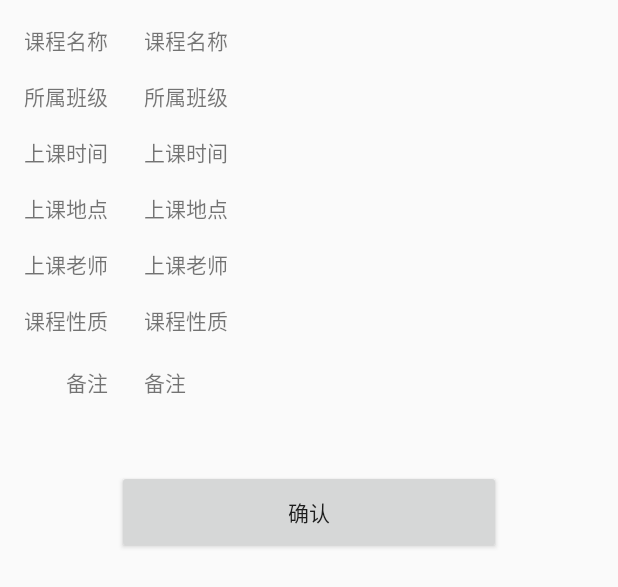
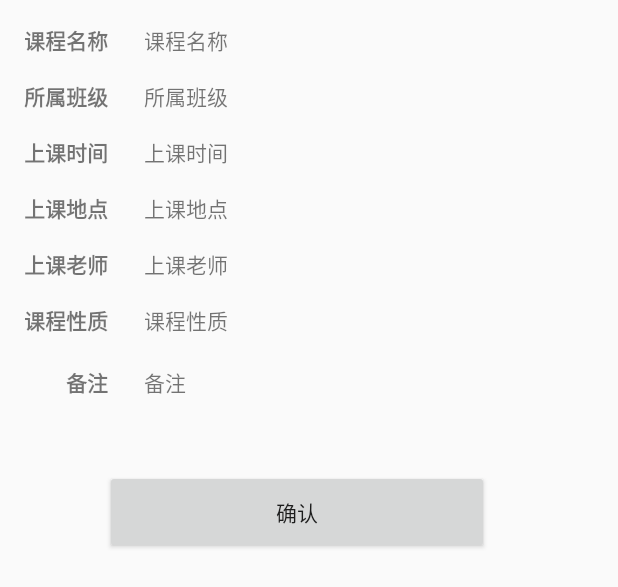
Before and after one commit to HsOjo/OjoCourseAndroid, an Android app: the layout dialog_course.xml on its own in the app's theme, with its tools: preview values and no code run, on a phone screen of 412 x 824 dp. Shown: the top 587 px of the screen. Run offline under Robolectric (Android 15) with nearby library versions, the phone set to English and light mode, and no system bars.

Commit message:
Optimize UI.

```diff
--- a/app/src/main/java/com/hsojo/ojocourse/SplashActivity.java
+++ b/app/src/main/java/com/hsojo/ojocourse/SplashActivity.java
@@ -19,7 +19,7 @@ public class SplashActivity extends Activity {
             public void run() {
                 startApp();
             }
-        }, 300);
+        }, 600);
     }
 
     private void startApp() {
--- a/app/src/main/java/com/hsojo/ojocourse/adapters/CourseListAdapter.java
+++ b/app/src/main/java/com/hsojo/ojocourse/adapters/CourseListAdapter.java
@@ -58,8 +58,8 @@ public class CourseListAdapter extends BaseAdapter {
         String day = course.day == -1 ? "" : new String[]{"", "星期一", "星期二", "星期三", "星期四", "星期五", "星期六", "星期日"}[course.day];
         String week = course.week == -1 ? "" : String.format("第%d周", course.week);
         String node = course.node == -1 ? "" : String.format("第%d节", course.node);
-        String time = String.format("%s，%s\n%s", week, day, node);
-        time = time.equals("，\n") ? "(无)" : time;
+        String time = String.format("%s/%s\n%s", week, day, node);
+        time = time.equals("/\n") ? "(无)" : time;
 
         holder.tv_name.setText(course.course);
         holder.tv_teacher.setText(course.teacher + (course.teacher_spare.equals("") ? "" : "," + course.teacher_spare));
--- a/app/src/main/res/layout/dialog_course.xml
+++ b/app/src/main/res/layout/dialog_course.xml
@@ -4,6 +4,7 @@
     xmlns:tools="http://schemas.android.com/tools"
     android:layout_width="match_parent"
     android:layout_height="match_parent"
+    android:paddingRight="16dp"
     android:paddingBottom="16dp">
 
     <TextView
@@ -13,12 +14,13 @@
         android:layout_marginStart="16dp"
         android:layout_marginTop="16dp"
         android:text="@string/type"
+        android:textStyle="bold"
         app:layout_constraintStart_toStartOf="parent"
         app:layout_constraintTop_toBottomOf="@+id/tv_teacher" />
 
     <TextView
         android:id="@+id/tv_type"
-        android:layout_width="wrap_content"
+        android:layout_width="256dp"
         android:layout_height="wrap_content"
         android:layout_marginStart="24dp"
         android:text="@string/type"
@@ -32,12 +34,13 @@
         android:layout_marginStart="16dp"
         android:layout_marginTop="16dp"
         android:text="@string/teacher"
+        android:textStyle="bold"
         app:layout_constraintStart_toStartOf="parent"
         app:layout_constraintTop_toBottomOf="@+id/tv_place" />
 
     <TextView
         android:id="@+id/tv_teacher"
-        android:layout_width="wrap_content"
+        android:layout_width="256dp"
         android:layout_height="wrap_content"
         android:layout_marginStart="24dp"
         android:text="@string/teacher"
@@ -51,12 +54,13 @@
         android:layout_marginStart="44dp"
         android:layout_marginTop="20dp"
         android:text="@string/remark"
+        android:textStyle="bold"
         app:layout_constraintStart_toStartOf="parent"
         app:layout_constraintTop_toBottomOf="@+id/tv_type" />
 
     <TextView
         android:id="@+id/tv_remark"
-        android:layout_width="wrap_content"
+        android:layout_width="256dp"
         android:layout_height="wrap_content"
         android:layout_marginStart="24dp"
         android:text="@string/remark"
@@ -70,12 +74,13 @@
         android:layout_marginStart="16dp"
         android:layout_marginTop="16dp"
         android:text="@string/place"
+        android:textStyle="bold"
         app:layout_constraintStart_toStartOf="parent"
         app:layout_constraintTop_toBottomOf="@+id/tv_title_time" />
 
     <TextView
         android:id="@+id/tv_place"
-        android:layout_width="wrap_content"
+        android:layout_width="256dp"
         android:layout_height="wrap_content"
         android:layout_marginStart="24dp"
         android:text="@string/place"
@@ -89,12 +94,13 @@
         android:layout_marginStart="16dp"
         android:layout_marginTop="16dp"
         android:text="@string/time"
+        android:textStyle="bold"
         app:layout_constraintStart_toStartOf="parent"
         app:layout_constraintTop_toBottomOf="@+id/tv_title_class" />
 
     <TextView
         android:id="@+id/tv_time"
-        android:layout_width="wrap_content"
+        android:layout_width="256dp"
         android:layout_height="wrap_content"
         android:layout_marginStart="24dp"
         android:text="@string/time"
@@ -108,12 +114,13 @@
         android:layout_marginStart="16dp"
         android:layout_marginTop="16dp"
         android:text="@string/class_"
+        android:textStyle="bold"
         app:layout_constraintStart_toStartOf="parent"
         app:layout_constraintTop_toBottomOf="@+id/tv_title_name" />
 
     <TextView
         android:id="@+id/tv_class"
-        android:layout_width="wrap_content"
+        android:layout_width="256dp"
         android:layout_height="wrap_content"
         android:layout_marginStart="24dp"
         android:text="@string/class_"
@@ -127,12 +134,13 @@
         android:layout_marginStart="16dp"
         android:layout_marginTop="16dp"
         android:text="@string/course"
+        android:textStyle="bold"
         app:layout_constraintStart_toStartOf="parent"
         app:layout_constraintTop_toTopOf="parent" />
 
     <TextView
         android:id="@+id/tv_name"
-        android:layout_width="wrap_content"
+        android:layout_width="256dp"
         android:layout_height="wrap_content"
         android:layout_marginStart="24dp"
         android:text="@string/course"
```
